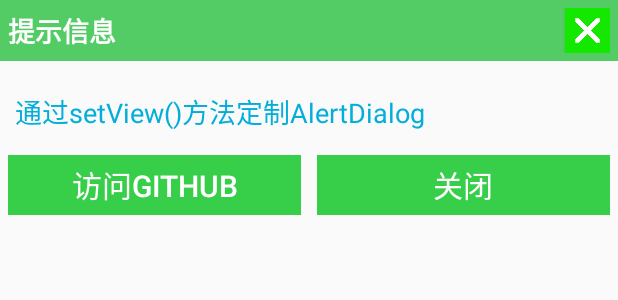
After one commit to xuanyuan0205/Android-Started, an Android app: the layout view_dialog_custom.xml on its own in the app's theme, with its tools: preview values and no code run, on a phone screen of 412 x 824 dp. The commit adds this screen. Shown: the top 300 px of the screen. Run offline under Robolectric (Android 15) with nearby library versions, the phone set to English and light mode, and no system bars.

Commit message:
AlertDialog使用，包含普通的含三个按钮、列表、单选、复选以及自定义布局的AlertDialog。

```diff
--- a/app/src/main/AndroidManifest.xml
+++ b/app/src/main/AndroidManifest.xml
@@ -9,7 +9,8 @@
         android:roundIcon="@mipmap/ic_launcher_round"
         android:supportsRtl="true"
         android:theme="@style/AppTheme">
-        <activity android:name=".NotificationOtherActivity"></activity>
+        <activity android:name=".AlertDialogActivity"></activity>
+        <activity android:name=".NotificationOtherActivity" />
         <activity android:name=".NotificationActivity" />
         <activity android:name=".ToastActivity" />
         <activity android:name=".ViewFlipper2Activity" />
--- /dev/null
+++ b/app/src/main/res/drawable/btn_selctor_choose.xml
@@ -0,0 +1,5 @@
+<?xml version="1.0" encoding="utf-8"?>
+<selector xmlns:android="http://schemas.android.com/apk/res/android">
+    <item android:state_pressed="true" android:drawable="@mipmap/bg_btn_pressed"/>
+    <item android:drawable="@mipmap/bg_btn_normal"/>
+</selector>
--- /dev/null
+++ b/app/src/main/res/drawable/btn_selctor_exit.xml
@@ -0,0 +1,5 @@
+<?xml version="1.0" encoding="utf-8"?>
+<selector xmlns:android="http://schemas.android.com/apk/res/android">
+    <item android:state_pressed="true" android:drawable="@mipmap/iv_icon_exit_pressed"/>
+    <item android:drawable="@mipmap/iv_icon_exit_normal"/>
+</selector>
--- a/app/src/main/res/layout/activity_main.xml
+++ b/app/src/main/res/layout/activity_main.xml
@@ -54,4 +54,9 @@
         android:layout_height="wrap_content"
         android:text="Notification使用"
         android:id="@+id/btn_main_notification"/>
+    <Button
+        android:layout_width="wrap_content"
+        android:layout_height="wrap_content"
+        android:text="AlertDialog使用"
+        android:id="@+id/btn_main_alertdialog"/>
 </LinearLayout>
--- /dev/null
+++ b/app/src/main/res/layout/view_dialog_custom.xml
@@ -0,0 +1,82 @@
+<?xml version="1.0" encoding="utf-8"?>
+<RelativeLayout xmlns:android="http://schemas.android.com/apk/res/android"
+    android:layout_width="match_parent" android:layout_height="match_parent"
+     android:orientation="vertical">
+    <RelativeLayout
+        android:id="@+id/titlelayout"
+        android:layout_width="match_parent"
+        android:layout_height="wrap_content"
+        android:layout_alignParentLeft="true"
+        android:layout_alignParentTop="true"
+        android:background="#53CC66"
+        android:padding="5dp">
+
+        <TextView
+            android:layout_width="match_parent"
+            android:layout_height="wrap_content"
+            android:layout_centerVertical="true"
+            android:text="提示信息"
+            android:textColor="#ffffff"
+            android:textSize="18sp"
+            android:textStyle="bold" />
+
+        <Button
+            android:id="@+id/btn_cancle"
+            android:layout_width="30dp"
+            android:layout_height="30dp"
+            android:layout_alignParentRight="true"
+            android:background="@drawable/btn_selctor_exit" />
+
+    </RelativeLayout>
+
+
+    <LinearLayout
+        android:id="@+id/ly_detail"
+        android:layout_width="wrap_content"
+        android:layout_height="wrap_content"
+        android:layout_alignParentLeft="true"
+        android:layout_below="@+id/titlelayout"
+        android:layout_centerInParent="true"
+        android:orientation="vertical">
+
+        <TextView
+            android:layout_width="wrap_content"
+            android:layout_height="wrap_content"
+            android:layout_marginLeft="10dp"
+            android:layout_marginTop="20dp"
+            android:text="通过setView()方法定制AlertDialog"
+            android:textColor="#04AEDA"
+            android:textSize="18sp" />
+    </LinearLayout>
+
+    <LinearLayout
+        android:layout_width="match_parent"
+        android:layout_height="wrap_content"
+        android:layout_below="@+id/ly_detail"
+        android:layout_marginTop="10dp"
+        android:orientation="horizontal">
+
+        <Button
+            android:id="@+id/btn_blog"
+            android:layout_width="match_parent"
+            android:layout_height="40dp"
+            android:layout_margin="5dp"
+            android:layout_weight="1"
+            android:background="@drawable/btn_selctor_choose"
+            android:text="访问Github"
+            android:textColor="#ffffff"
+            android:textSize="20sp" />
+
+        <Button
+            android:id="@+id/btn_close"
+            android:layout_width="match_parent"
+            android:layout_height="40dp"
+            android:layout_margin="5dp"
+            android:layout_weight="1"
+            android:background="@drawable/btn_selctor_choose"
+            android:text="关闭"
+            android:textColor="#ffffff"
+            android:textSize="20sp" />
+
+    </LinearLayout>
+</RelativeLayout>
```
Also changed, not shown: app/src/main/java/com/ym/test/AlertDialogActivity.java (added, +187 -0 lines), app/src/main/java/com/ym/test/MainActivity.java (+7 -0 lines), app/src/main/res/layout/activity_alert_dialog.xml (added, +35 -0 lines), app/src/main/res/mipmap-xxhdpi/bg_btn_normal.png (added), app/src/main/res/mipmap-xxhdpi/bg_btn_pressed.png (added), app/src/main/res/mipmap-xxhdpi/ic_icon_fish.png (added), app/src/main/res/mipmap-xxhdpi/iv_icon_exit_normal.jpg (added), app/src/main/res/mipmap-xxhdpi/iv_icon_exit_pressed.jpg (added).
